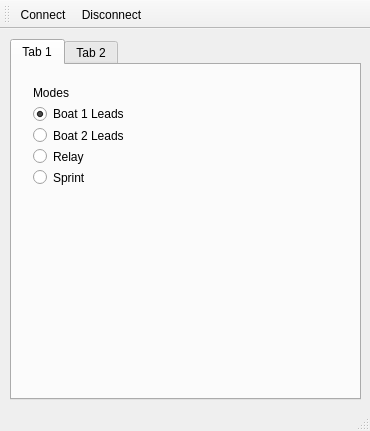
First picture: the form in UsainBoat/mainwindow.ui, repository Usain-Boat/PC_app, before the edit.
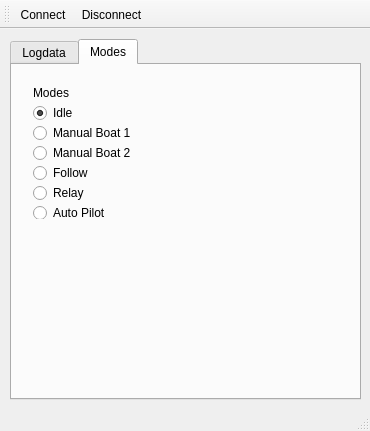
Second picture: the form after the edit. The open tabs and pages were chosen to show the change.

Diff of the .ui file:
```diff
--- a/UsainBoat/mainwindow.ui
+++ b/UsainBoat/mainwindow.ui
@@ -26,68 +26,9 @@
     <property name="currentIndex">
      <number>1</number>
     </property>
-    <widget class="QWidget" name="ModeTab">
-     <attribute name="title">
-      <string>Tab 1</string>
-     </attribute>
-     <widget class="QWidget" name="verticalLayoutWidget_3">
-      <property name="geometry">
-       <rect>
-        <x>10</x>
-        <y>10</y>
-        <width>171</width>
-        <height>121</height>
-       </rect>
-      </property>
-      <layout class="QVBoxLayout" name="verticalLayout_3">
-       <item>
-        <widget class="QLabel" name="label_3">
-         <property name="text">
-          <string>Modes</string>
-         </property>
-        </widget>
-       </item>
-       <item>
-        <layout class="QVBoxLayout" name="verticalLayout_2">
-         <item>
-          <widget class="QRadioButton" name="radioButton_2">
-           <property name="text">
-            <string>Boat 1 Leads</string>
-           </property>
-           <property name="checked">
-            <bool>true</bool>
-           </property>
-          </widget>
-         </item>
-         <item>
-          <widget class="QRadioButton" name="radioButton">
-           <property name="text">
-            <string>Boat 2 Leads</string>
-           </property>
-          </widget>
-         </item>
-         <item>
-          <widget class="QRadioButton" name="radioButton_3">
-           <property name="text">
-            <string>Relay</string>
-           </property>
-          </widget>
-         </item>
-         <item>
-          <widget class="QRadioButton" name="radioButton_4">
-           <property name="text">
-            <string>Sprint</string>
-           </property>
-          </widget>
-         </item>
-        </layout>
-       </item>
-      </layout>
-     </widget>
-    </widget>
     <widget class="QWidget" name="LogTab">
      <attribute name="title">
-      <string>Tab 2</string>
+      <string>Logdata</string>
      </attribute>
      <widget class="QWidget" name="verticalLayoutWidget">
       <property name="geometry">
@@ -193,6 +134,82 @@
       </layout>
      </widget>
     </widget>
+    <widget class="QWidget" name="ModeTab">
+     <attribute name="title">
+      <string>Modes</string>
+     </attribute>
+     <widget class="QWidget" name="verticalLayoutWidget_3">
+      <property name="geometry">
+       <rect>
+        <x>10</x>
+        <y>10</y>
+        <width>171</width>
+        <height>155</height>
+       </rect>
+      </property>
+      <layout class="QVBoxLayout" name="verticalLayout_3">
+       <item>
+        <widget class="QLabel" name="label_3">
+         <property name="text">
+          <string>Modes</string>
+         </property>
+        </widget>
+       </item>
+       <item>
+        <layout class="QVBoxLayout" name="verticalLayout_2">
+         <item>
+          <widget class="QRadioButton" name="radioButton_Idle">
+           <property name="text">
+            <string>Idle</string>
+           </property>
+           <property name="checked">
+            <bool>true</bool>
+           </property>
+          </widget>
+         </item>
+         <item>
+          <widget class="QRadioButton" name="radioButton_ManualB1">
+           <property name="text">
+            <string>Manual Boat 1</string>
+           </property>
+           <property name="checked">
+            <bool>false</bool>
+           </property>
+          </widget>
+         </item>
+         <item>
+          <widget class="QRadioButton" name="radioButton_ManualB2">
+           <property name="text">
+            <string>Manual Boat 2</string>
+           </property>
+          </widget>
+         </item>
+         <item>
+          <widget class="QRadioButton" name="radioButton_Follow">
+           <property name="text">
+            <string>Follow</string>
+           </property>
+          </widget>
+         </item>
+         <item>
+          <widget class="QRadioButton" name="radioButton_Relay">
+           <property name="text">
+            <string>Relay</string>
+           </property>
+          </widget>
+         </item>
+         <item>
+          <widget class="QRadioButton" name="radioButton_Auto">
+           <property name="text">
+            <string>Auto Pilot</string>
+           </property>
+          </widget>
+         </item>
+        </layout>
+       </item>
+      </layout>
+     </widget>
+    </widget>
    </widget>
   </widget>
   <widget class="QToolBar" name="mainToolBar">
```
Left out of the diff: 36 changed lines with no effect on the pictures.
